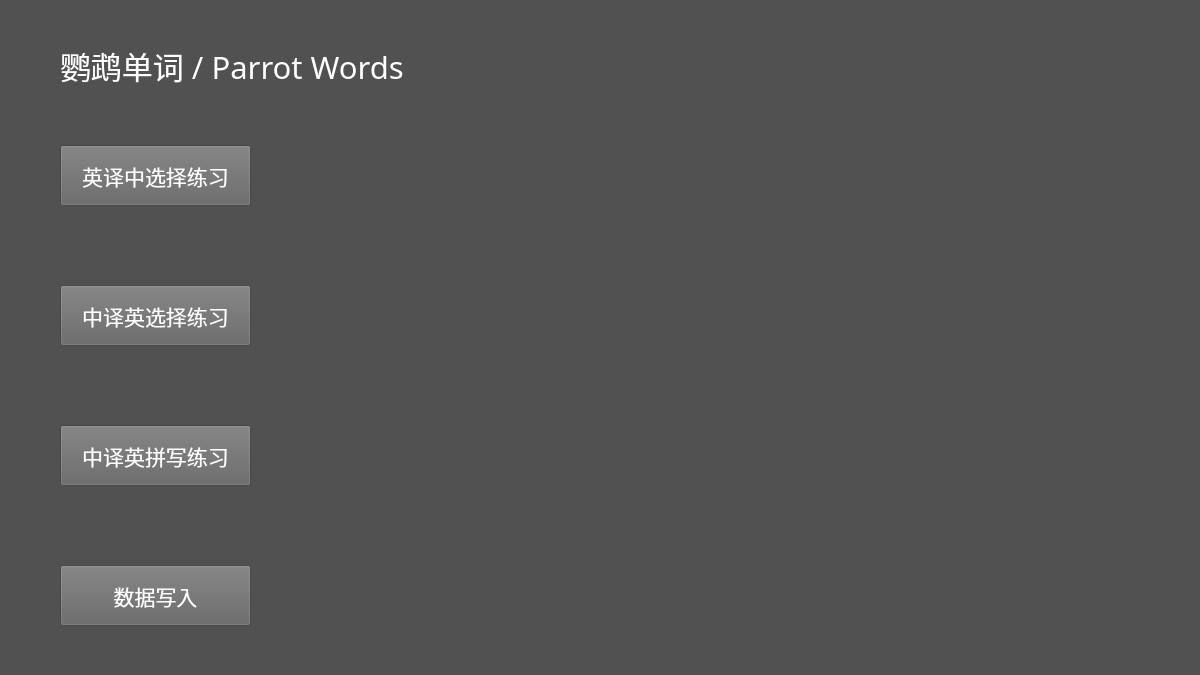
This is Menu.ui in liyuxuan2003/ParrotWords as Qt 5 draws it before an edit. The edited form follows.
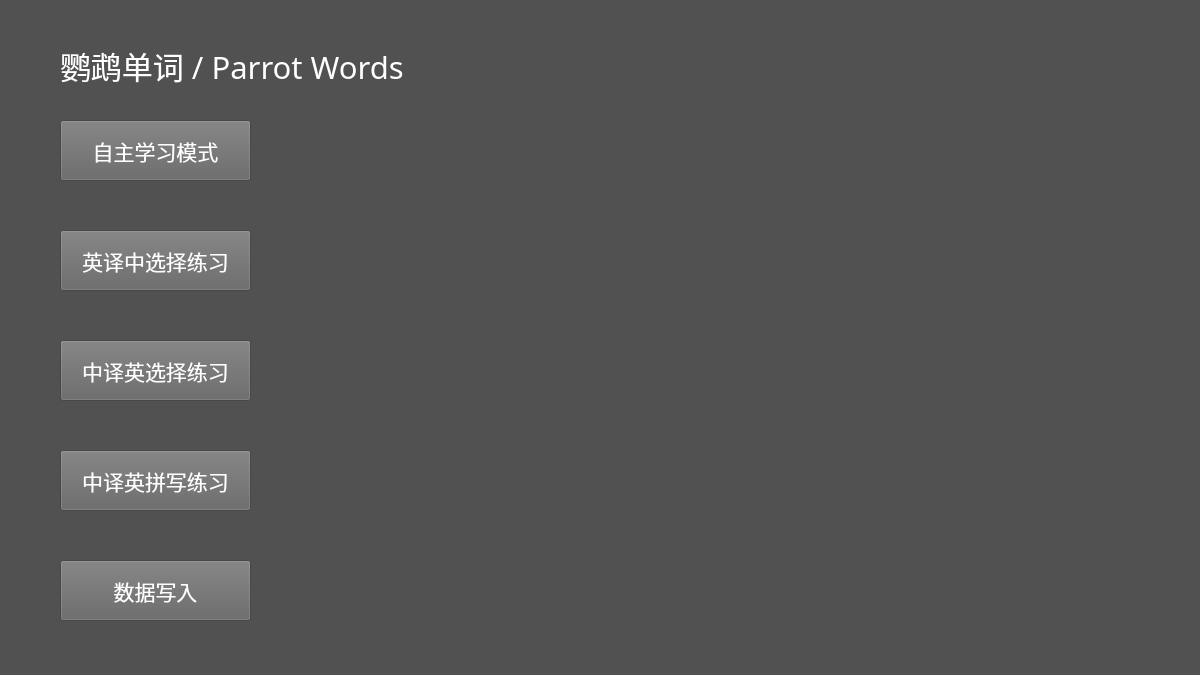
This is the edited form.

```diff
--- a/Menu.ui
+++ b/Menu.ui
@@ -42,7 +42,7 @@
    <property name="geometry">
     <rect>
      <x>60</x>
-     <y>565</y>
+     <y>560</y>
      <width>191</width>
      <height>61</height>
     </rect>
@@ -65,7 +65,7 @@
    <property name="geometry">
     <rect>
      <x>60</x>
-     <y>145</y>
+     <y>230</y>
      <width>191</width>
      <height>61</height>
     </rect>
@@ -88,7 +88,7 @@
    <property name="geometry">
     <rect>
      <x>60</x>
-     <y>285</y>
+     <y>340</y>
      <width>191</width>
      <height>61</height>
     </rect>
@@ -111,7 +111,7 @@
    <property name="geometry">
     <rect>
      <x>60</x>
-     <y>425</y>
+     <y>450</y>
      <width>191</width>
      <height>61</height>
     </rect>
@@ -130,6 +130,29 @@
     <string>中译英拼写练习</string>
    </property>
   </widget>
+  <widget class="QPushButton" name="pushButtonLearn">
+   <property name="geometry">
+    <rect>
+     <x>60</x>
+     <y>120</y>
+     <width>191</width>
+     <height>61</height>
+    </rect>
+   </property>
+   <property name="font">
+    <font>
+     <family>等线</family>
+     <pointsize>16</pointsize>
+    </font>
+   </property>
+   <property name="styleSheet">
+    <string notr="true">background-color: rgb(100, 100, 100);
+color: rgb(255, 255, 255);</string>
+   </property>
+   <property name="text">
+    <string>自主学习模式</string>
+   </property>
+  </widget>
  </widget>
  <resources/>
  <connections/>
```
